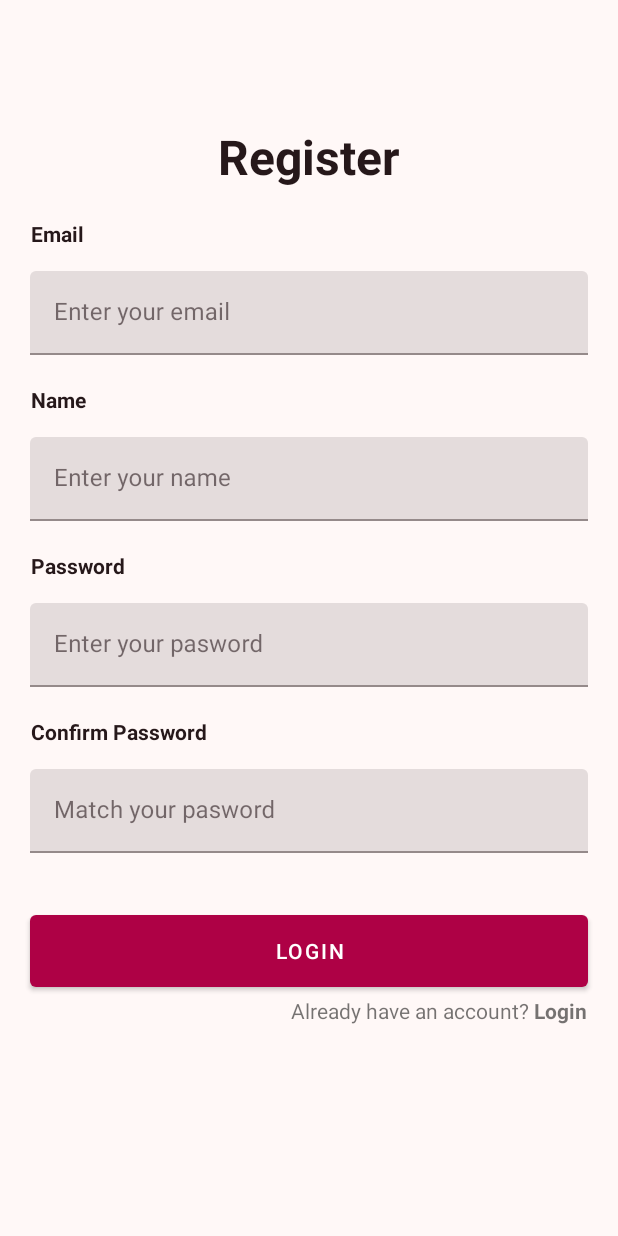
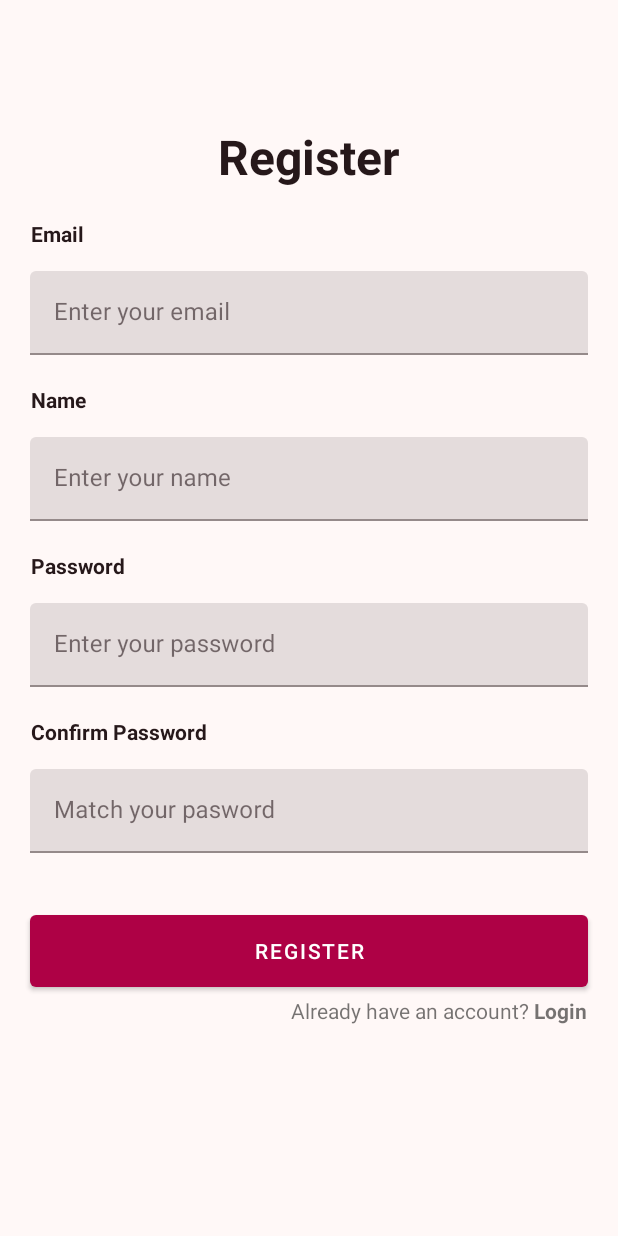
Before and after one commit to Giku-Team/giku-mobile, an Android app: the RegisterFragment screen opened through its navigation route, on a phone screen of 412 x 824 dp. Run offline under Robolectric (Android 15) with nearby library versions, the phone set to English and light mode, and no system bars.

Commit message:
refactor: extract hardcoded strings to string resources

```diff
--- a/app/src/main/res/layout/fragment_register.xml
+++ b/app/src/main/res/layout/fragment_register.xml
@@ -46,7 +46,7 @@
         android:id="@+id/tvRegister"
         android:layout_width="wrap_content"
         android:layout_height="wrap_content"
-        android:text="Register"
+        android:text="@string/register"
         android:textStyle="bold"
         android:textSize="32sp"
         android:textColor="@color/md_theme_onBackground"
@@ -59,7 +59,7 @@
         android:layout_width="wrap_content"
         android:layout_height="wrap_content"
         android:layout_marginTop="20dp"
-        android:text="Email"
+        android:text="@string/email"
         android:textStyle="bold"
         android:textColor="@color/md_theme_onBackground"
         app:layout_constraintTop_toBottomOf="@id/tvRegister"
@@ -79,7 +79,7 @@
             android:id="@+id/etEmail"
             android:layout_width="match_parent"
             android:layout_height="match_parent"
-            android:hint="Enter your email"
+            android:hint="@string/enter_your_email"
             android:inputType="textEmailAddress"
             android:elegantTextHeight="true"/>
     </com.google.android.material.textfield.TextInputLayout>
@@ -89,7 +89,7 @@
         android:layout_width="wrap_content"
         android:layout_height="wrap_content"
         android:layout_marginTop="20dp"
-        android:text="Name"
+        android:text="@string/name"
         android:textStyle="bold"
         android:textColor="@color/md_theme_onBackground"
         app:layout_constraintTop_toBottomOf="@id/tilEmail"
@@ -109,7 +109,7 @@
             android:id="@+id/etName"
             android:layout_width="match_parent"
             android:layout_height="match_parent"
-            android:hint="Enter your name"
+            android:hint="@string/enter_your_name"
             android:inputType="textEmailAddress"
             android:elegantTextHeight="true"/>
     </com.google.android.material.textfield.TextInputLayout>
@@ -119,7 +119,7 @@
         android:layout_width="wrap_content"
         android:layout_height="wrap_content"
         android:layout_marginTop="20dp"
-        android:text="Password"
+        android:text="@string/password"
         android:textStyle="bold"
         android:textColor="@color/md_theme_onBackground"
         app:layout_constraintTop_toBottomOf="@id/tilName"
@@ -139,7 +139,7 @@
             android:id="@+id/etPassword"
             android:layout_width="match_parent"
             android:layout_height="match_parent"
-            android:hint="Enter your pasword"
+            android:hint="@string/enter_your_password"
             android:inputType="textPassword"
             android:elegantTextHeight="true"/>
     </com.google.android.material.textfield.TextInputLayout>
@@ -149,7 +149,7 @@
         android:layout_width="wrap_content"
         android:layout_height="wrap_content"
         android:layout_marginTop="20dp"
-        android:text="Confirm Password"
+        android:text="@string/confirm_password"
         android:textStyle="bold"
         android:textColor="@color/md_theme_onBackground"
         app:layout_constraintTop_toBottomOf="@id/tilPassword"
@@ -169,7 +169,7 @@
             android:id="@+id/etConfirmPassword"
             android:layout_width="match_parent"
             android:layout_height="match_parent"
-            android:hint="Match your pasword"
+            android:hint="@string/match_your_pasword"
             android:inputType="textPassword"
             android:elegantTextHeight="true"/>
     </com.google.android.material.textfield.TextInputLayout>
@@ -178,7 +178,7 @@
         android:id="@+id/btnLogin"
         android:layout_width="match_parent"
         android:layout_height="60dp"
-        android:text="Login"
+        android:text="@string/register"
         android:layout_marginTop="35dp"
         android:layout_marginHorizontal="20dp"
         app:layout_constraintStart_toEndOf="@id/guidelineVerticalStart"
@@ -189,7 +189,7 @@
         android:id="@+id/tvAlreadyHaveAnAccount"
         android:layout_width="wrap_content"
         android:layout_height="wrap_content"
-        android:text="Already have an account? "
+        android:text="@string/already_have_an_account"
         app:layout_constraintEnd_toStartOf="@id/tvLogin"
         app:layout_constraintTop_toBottomOf="@id/btnLogin"/>
 
@@ -197,7 +197,7 @@
         android:id="@+id/tvLogin"
         android:layout_width="wrap_content"
         android:layout_height="wrap_content"
-        android:text="Login"
+        android:text="@string/login"
         android:textStyle="bold"
         app:layout_constraintEnd_toStartOf="@id/guidelineVerticalEnd"
         app:layout_constraintTop_toBottomOf="@id/btnLogin"/>
--- a/app/src/main/res/values/strings.xml
+++ b/app/src/main/res/values/strings.xml
@@ -1,3 +1,16 @@
 <resources>
     <string name="app_name">Giku</string>
+    <string name="login">Login</string>
+    <string name="email">Email</string>
+    <string name="enter_your_email">Enter your email</string>
+    <string name="password">Password</string>
+    <string name="enter_your_password">Enter your password</string>
+    <string name="forgot_password">Forgot password?</string>
+    <string name="don_t_have_an_account">Don’t have an account?&#160;</string>
+    <string name="register">Register</string>
+    <string name="already_have_an_account">Already have an account?&#160;</string>
+    <string name="match_your_pasword">Match your pasword</string>
+    <string name="confirm_password">Confirm Password</string>
+    <string name="enter_your_name">Enter your name</string>
+    <string name="name">Name</string>
 </resources>
```
Also changed, not shown: app/src/main/res/layout/fragment_login.xml (+9 -9 lines).
